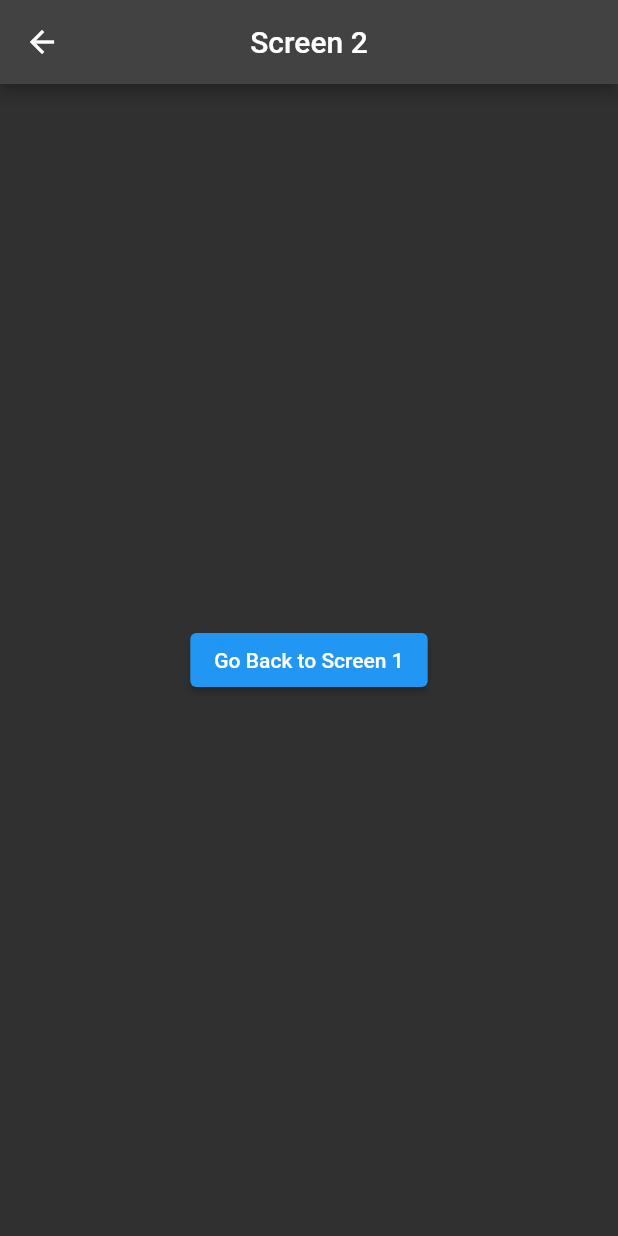
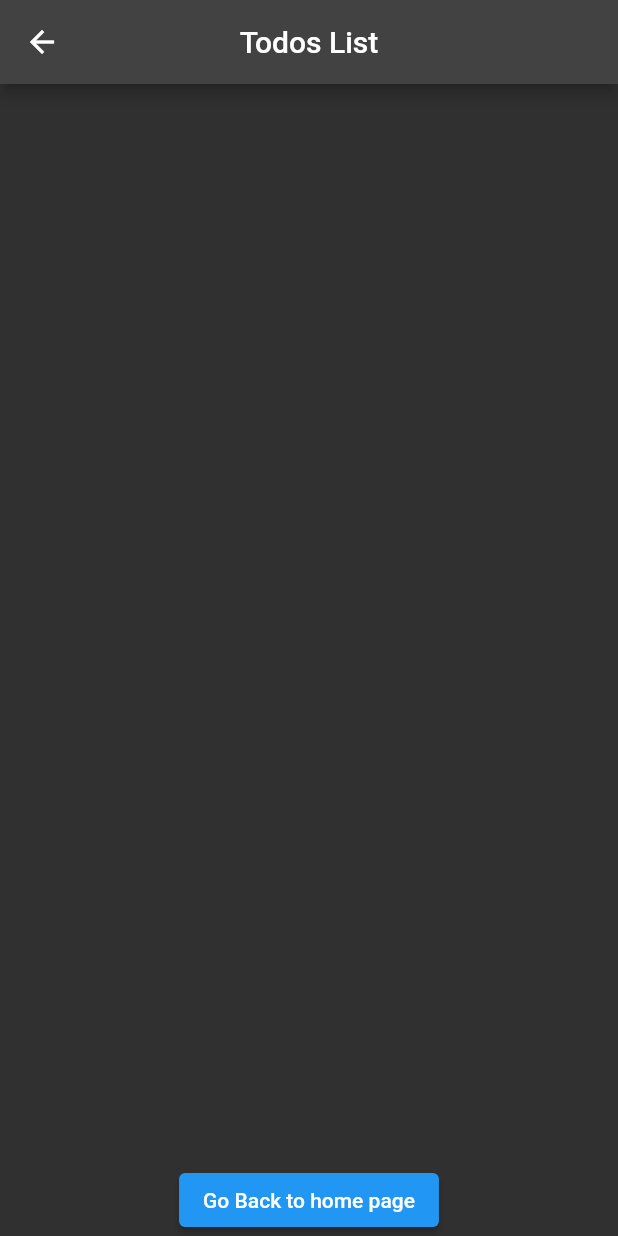
Before and after one commit to pr21Extr/flutter-app-demo, a Flutter app: the Screen2 screen opened directly, on a phone screen of 412 x 824 dp. Run offline on Flutter 3.47's test engine with Material 2 defaults, Android fonts, the phone set to English and light mode, and no system bars.

Commit message:
init setup for todo list screen

```diff
--- a/lib/myHomePage.dart
+++ b/lib/myHomePage.dart
@@ -3,7 +3,7 @@ import 'package:flutter/material.dart';
 import 'progress.dart';
 import 'taskList.dart';
 import 'button.dart';
-import 'screen2.dart';
+import 'todoListScreen.dart';
 
 class MyHomePage extends StatelessWidget {
 
@@ -29,7 +29,7 @@ MaterialPageRoute(builder: (context) => Screen2()),
             onPressed: () {
               navigateToScreen2(context); // Use the function to navigate to Screen2
             },
-            child: Text('Go to Screen 2'),
+            child: Text('Go to Todos List Screen '),
           ),
           // Screen1(),
         ],
--- a/lib/screen2.dart
+++ b/lib/todoListScreen.dart
@@ -10,11 +10,11 @@ class Screen2 extends StatelessWidget {
   Widget build(BuildContext context) {
     return Scaffold(
       appBar: AppBar(
-        title: Text('Screen 2'),
+        title: Text('Todos List'),
         centerTitle: true,
       ),
       body: Column(
-        mainAxisAlignment: MainAxisAlignment.center, // Center the button vertically
+        mainAxisAlignment: MainAxisAlignment.end, // Center the button vertically
         children: [
           Center(
             child: ElevatedButton(
@@ -22,7 +22,7 @@ class Screen2 extends StatelessWidget {
                 navigateBack(
                     context); // Use the function to navigate back to Screen1
               },
-              child: Text('Go Back to Screen 1'),
+              child: Text('Go Back to home page'),
             ),
           ),
         ],
--- /dev/null
+++ b/lib/todosListItems.dart
@@ -0,0 +1,6 @@
+class Todo {
+  final String title;
+  final String description;
+
+  const Todo(this.title, this.description);
+}
```
